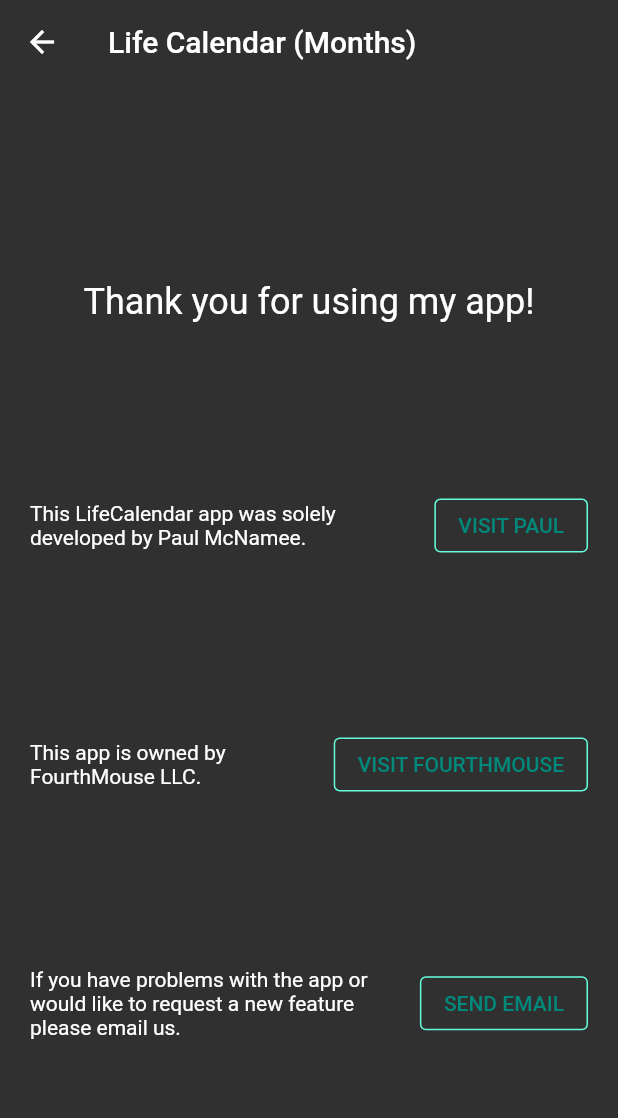
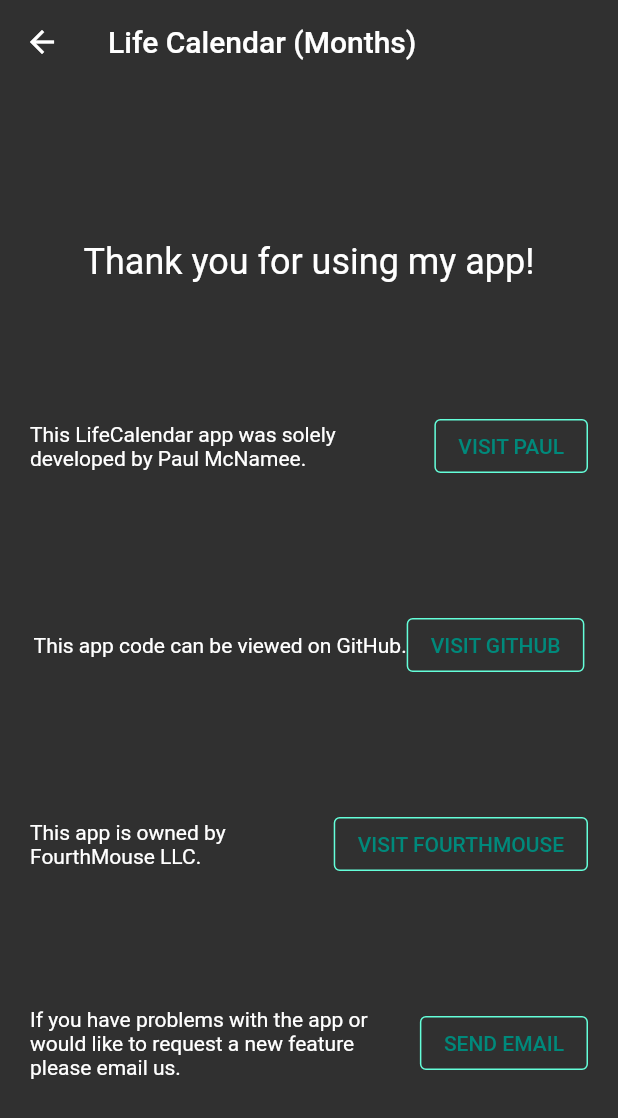
Before and after one commit to paul-mcnamee/LifeCalendar, a Flutter app: the About screen opened directly, on a phone screen of 412 x 824 dp. Shown: the top 1118 px of the screen. Run offline on Flutter 3.47's test engine with Material 2 defaults, Android fonts, the phone set to English and light mode, and no system bars; our stand-ins replace cloud_firestore, email_validator, firebase_auth, firebase_core, flutter_local_notifications, table_calendar and 1 more; accounts and stored records are empty.

Commit message:
added github link to the about page

```diff
--- a/lib/views/about.dart
+++ b/lib/views/about.dart
@@ -80,6 +80,35 @@ class About extends StatelessWidget {
                     Container(
                       child: Flexible(
                         child: Text(
+                          "This app code can be viewed on GitHub.",
+                          maxLines: null,
+                        ),
+                      ),
+                    ),
+                    Row(
+                      children: [
+                        StyledButton(
+                          onPressed: () {
+                            launchUrl(
+                              Uri(
+                                  scheme: 'https',
+                                  host: 'www.github.com',
+                                  path: '/paul-mcnamee/LifeCalendar'),
+                              mode: LaunchMode.externalApplication,
+                            );
+                          },
+                          child: const Text('VISIT GITHUB'),
+                        ),
+                      ],
+                    )
+                  ]),
+              Row(
+                  mainAxisAlignment: MainAxisAlignment.center,
+                  crossAxisAlignment: CrossAxisAlignment.center,
+                  children: [
+                    Container(
+                      child: Flexible(
+                        child: Text(
                           "This app is owned by FourthMouse LLC.",
                           maxLines: null,
                         ),
```
